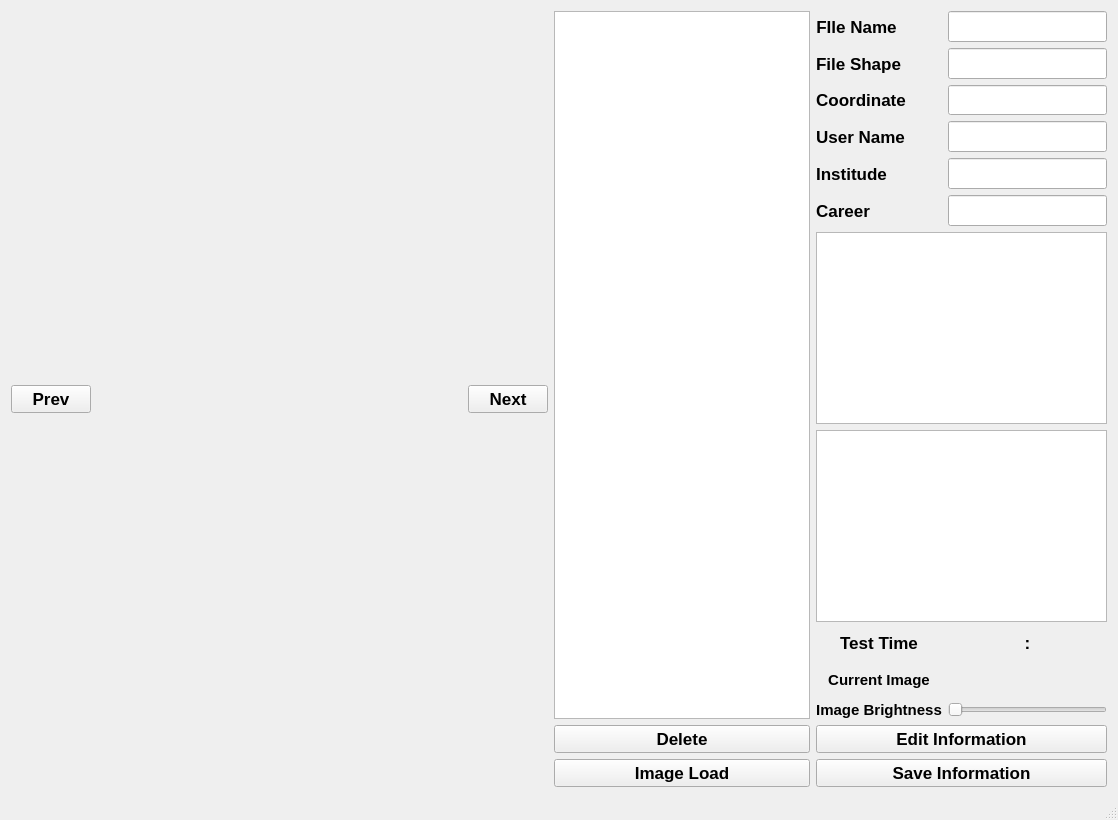
Before: the Qt Designer form Annotation_Tool_Main.ui in Yoon0527/Annotation_Tool_Main, drawn with Qt 5.
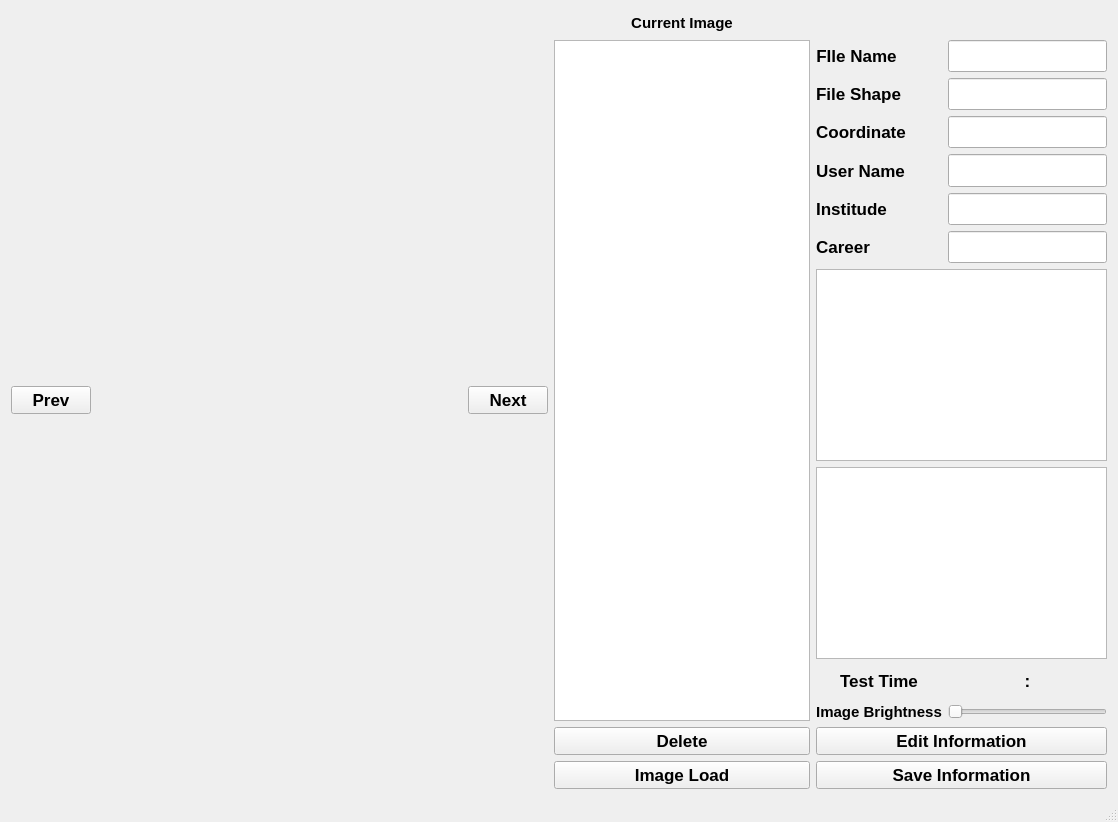
After: the same form once the commit is applied.

Commit message: ui 변경

The edit to the form file:
```diff
--- a/Annotation_Tool_Main.ui
+++ b/Annotation_Tool_Main.ui
@@ -7,7 +7,7 @@
     <x>0</x>
     <y>0</y>
     <width>1118</width>
-    <height>820</height>
+    <height>822</height>
    </rect>
   </property>
   <property name="sizePolicy">
@@ -90,7 +90,20 @@
       </item>
       <item>
        <layout class="QGridLayout" name="gridLayout">
-        <item row="1" column="1">
+        <item row="3" column="1">
+         <widget class="QPushButton" name="btn_saveInfo">
+          <property name="font">
+           <font>
+            <pointsize>13</pointsize>
+            <bold>true</bold>
+           </font>
+          </property>
+          <property name="text">
+           <string>Save Information</string>
+          </property>
+         </widget>
+        </item>
+        <item row="2" column="1">
          <widget class="QPushButton" name="btn_editInfo">
           <property name="font">
            <font>
@@ -104,19 +117,6 @@
          </widget>
         </item>
         <item row="2" column="0">
-         <widget class="QPushButton" name="btn_loadImg">
-          <property name="font">
-           <font>
-            <pointsize>13</pointsize>
-            <bold>true</bold>
-           </font>
-          </property>
-          <property name="text">
-           <string>Image Load</string>
-          </property>
-         </widget>
-        </item>
-        <item row="1" column="0">
          <widget class="QPushButton" name="btn_delLabel">
           <property name="font">
            <font>
@@ -129,9 +129,236 @@
           </property>
          </widget>
         </item>
-        <item row="0" column="1">
+        <item row="3" column="0">
+         <widget class="QPushButton" name="btn_loadImg">
+          <property name="font">
+           <font>
+            <pointsize>13</pointsize>
+            <bold>true</bold>
+           </font>
+          </property>
+          <property name="text">
+           <string>Image Load</string>
+          </property>
+         </widget>
+        </item>
+        <item row="1" column="1">
          <layout class="QGridLayout" name="gridLayout_3">
-          <item row="6" column="0">
+          <item row="2" column="2">
+           <widget class="QLineEdit" name="line_inputshape">
+            <property name="sizePolicy">
+             <sizepolicy hsizetype="Fixed" vsizetype="Minimum">
+              <horstretch>0</horstretch>
+              <verstretch>0</verstretch>
+             </sizepolicy>
+            </property>
+            <property name="font">
+             <font>
+              <pointsize>13</pointsize>
+              <bold>true</bold>
+             </font>
+            </property>
+            <property name="readOnly">
+             <bool>true</bool>
+            </property>
+           </widget>
+          </item>
+          <item row="7" column="1" colspan="2">
+           <widget class="QListWidget" name="list_image">
+            <property name="sizePolicy">
+             <sizepolicy hsizetype="Preferred" vsizetype="Fixed">
+              <horstretch>0</horstretch>
+              <verstretch>0</verstretch>
+             </sizepolicy>
+            </property>
+            <property name="font">
+             <font>
+              <pointsize>13</pointsize>
+              <bold>true</bold>
+             </font>
+            </property>
+           </widget>
+          </item>
+          <item row="5" column="2">
+           <widget class="QLineEdit" name="line_inputinstitude">
+            <property name="sizePolicy">
+             <sizepolicy hsizetype="Fixed" vsizetype="Minimum">
+              <horstretch>0</horstretch>
+              <verstretch>0</verstretch>
+             </sizepolicy>
+            </property>
+            <property name="font">
+             <font>
+              <pointsize>13</pointsize>
+              <bold>true</bold>
+             </font>
+            </property>
+            <property name="readOnly">
+             <bool>true</bool>
+            </property>
+           </widget>
+          </item>
+          <item row="1" column="1">
+           <widget class="QLabel" name="label">
+            <property name="sizePolicy">
+             <sizepolicy hsizetype="Fixed" vsizetype="Minimum">
+              <horstretch>0</horstretch>
+              <verstretch>0</verstretch>
+             </sizepolicy>
+            </property>
+            <property name="font">
+             <font>
+              <pointsize>13</pointsize>
+              <bold>true</bold>
+             </font>
+            </property>
+            <property name="text">
+             <string>FIle Name</string>
+            </property>
+            <property name="alignment">
+             <set>Qt::AlignmentFlag::AlignCenter</set>
+            </property>
+           </widget>
+          </item>
+          <item row="4" column="1">
+           <widget class="QLabel" name="label_4">
+            <property name="sizePolicy">
+             <sizepolicy hsizetype="Fixed" vsizetype="Minimum">
+              <horstretch>0</horstretch>
+              <verstretch>0</verstretch>
+             </sizepolicy>
+            </property>
+            <property name="font">
+             <font>
+              <pointsize>13</pointsize>
+              <bold>true</bold>
+             </font>
+            </property>
+            <property name="text">
+             <string>User Name</string>
+            </property>
+            <property name="alignment">
+             <set>Qt::AlignmentFlag::AlignCenter</set>
+            </property>
+           </widget>
+          </item>
+          <item row="8" column="1" colspan="2">
+           <widget class="QListWidget" name="list_log">
+            <property name="sizePolicy">
+             <sizepolicy hsizetype="Preferred" vsizetype="Fixed">
+              <horstretch>0</horstretch>
+              <verstretch>0</verstretch>
+             </sizepolicy>
+            </property>
+            <property name="font">
+             <font>
+              <pointsize>13</pointsize>
+              <bold>true</bold>
+             </font>
+            </property>
+           </widget>
+          </item>
+          <item row="11" column="1">
+           <widget class="QLabel" name="lbl_imgBrightness">
+            <property name="font">
+             <font>
+              <pointsize>11</pointsize>
+              <bold>true</bold>
+             </font>
+            </property>
+            <property name="text">
+             <string>Image Brightness</string>
+            </property>
+            <property name="alignment">
+             <set>Qt::AlignmentFlag::AlignCenter</set>
+            </property>
+           </widget>
+          </item>
+          <item row="9" column="2">
+           <layout class="QHBoxLayout" name="horizontalLayout">
+            <item>
+             <widget class="QLabel" name="lbl_minute">
+              <property name="font">
+               <font>
+                <pointsize>13</pointsize>
+                <bold>true</bold>
+               </font>
+              </property>
+              <property name="text">
+               <string/>
+              </property>
+              <property name="alignment">
+               <set>Qt::AlignmentFlag::AlignRight|Qt::AlignmentFlag::AlignTrailing|Qt::AlignmentFlag::AlignVCenter</set>
+              </property>
+             </widget>
+            </item>
+            <item>
+             <widget class="QLabel" name="label_7">
+              <property name="font">
+               <font>
+                <pointsize>13</pointsize>
+                <bold>true</bold>
+               </font>
+              </property>
+              <property name="text">
+               <string>:</string>
+              </property>
+              <property name="alignment">
+               <set>Qt::AlignmentFlag::AlignCenter</set>
+              </property>
+             </widget>
+            </item>
+            <item>
+             <widget class="QLabel" name="lbl_second">
+              <property name="font">
+               <font>
+                <pointsize>13</pointsize>
+                <bold>true</bold>
+               </font>
+              </property>
+              <property name="text">
+               <string/>
+              </property>
+             </widget>
+            </item>
+           </layout>
+          </item>
+          <item row="9" column="1">
+           <widget class="QLabel" name="lbl_time">
+            <property name="font">
+             <font>
+              <pointsize>13</pointsize>
+              <bold>true</bold>
+             </font>
+            </property>
+            <property name="text">
+             <string>Test Time</string>
+            </property>
+            <property name="alignment">
+             <set>Qt::AlignmentFlag::AlignCenter</set>
+            </property>
+           </widget>
+          </item>
+          <item row="6" column="2">
+           <widget class="QLineEdit" name="line_inputcareer">
+            <property name="sizePolicy">
+             <sizepolicy hsizetype="Fixed" vsizetype="Minimum">
+              <horstretch>0</horstretch>
+              <verstretch>0</verstretch>
+             </sizepolicy>
+            </property>
+            <property name="font">
+             <font>
+              <pointsize>13</pointsize>
+              <bold>true</bold>
+             </font>
+            </property>
+            <property name="readOnly">
+             <bool>true</bool>
+            </property>
+           </widget>
+          </item>
+          <item row="6" column="1">
            <widget class="QLabel" name="label_6">
             <property name="sizePolicy">
              <sizepolicy hsizetype="Fixed" vsizetype="Minimum">
@@ -153,7 +380,7 @@
             </property>
            </widget>
           </item>
-          <item row="11" column="1">
+          <item row="11" column="2">
            <widget class="QSlider" name="sl_imgBrightness">
             <property name="sizePolicy">
              <sizepolicy hsizetype="Minimum" vsizetype="Fixed">
@@ -172,124 +399,7 @@
             </property>
            </widget>
           </item>
-          <item row="11" column="0">
-           <widget class="QLabel" name="lbl_imgBrightness">
-            <property name="font">
-             <font>
-              <pointsize>11</pointsize>
-              <bold>true</bold>
-             </font>
-            </property>
-            <property name="text">
-             <string>Image Brightness</string>
-            </property>
-            <property name="alignment">
-             <set>Qt::AlignmentFlag::AlignCenter</set>
-            </property>
-           </widget>
-          </item>
-          <item row="2" column="0">
-           <widget class="QLabel" name="label_2">
-            <property name="sizePolicy">
-             <sizepolicy hsizetype="Fixed" vsizetype="Minimum">
-              <horstretch>0</horstretch>
-              <verstretch>0</verstretch>
-             </sizepolicy>
-            </property>
-            <property name="font">
-             <font>
-              <pointsize>13</pointsize>
-              <bold>true</bold>
-             </font>
-            </property>
-            <property name="text">
-             <string>File Shape</string>
-            </property>
-            <property name="alignment">
-             <set>Qt::AlignmentFlag::AlignCenter</set>
-            </property>
-           </widget>
-          </item>
-          <item row="5" column="0">
-           <widget class="QLabel" name="label_5">
-            <property name="sizePolicy">
-             <sizepolicy hsizetype="Fixed" vsizetype="Minimum">
-              <horstretch>0</horstretch>
-              <verstretch>0</verstretch>
-             </sizepolicy>
-            </property>
-            <property name="font">
-             <font>
-              <pointsize>13</pointsize>
-              <bold>true</bold>
-             </font>
-            </property>
-            <property name="text">
-             <string>Institude</string>
-            </property>
-            <property name="alignment">
-             <set>Qt::AlignmentFlag::AlignCenter</set>
-            </property>
-           </widget>
-          </item>
-          <item row="1" column="0">
-           <widget class="QLabel" name="label">
-            <property name="sizePolicy">
-             <sizepolicy hsizetype="Fixed" vsizetype="Minimum">
-              <horstretch>0</horstretch>
-              <verstretch>0</verstretch>
-             </sizepolicy>
-            </property>
-            <property name="font">
-             <font>
-              <pointsize>13</pointsize>
-              <bold>true</bold>
-             </font>
-            </property>
-            <property name="text">
-             <string>FIle Name</string>
-            </property>
-            <property name="alignment">
-             <set>Qt::AlignmentFlag::AlignCenter</set>
-            </property>
-           </widget>
-          </item>
-          <item row="10" column="0">
-           <widget class="QLabel" name="lbl_currentImg">
-            <property name="font">
-             <font>
-              <pointsize>11</pointsize>
-              <bold>true</bold>
-             </font>
-            </property>
-            <property name="text">
-             <string>Current Image</string>
-            </property>
-            <property name="alignment">
-             <set>Qt::AlignmentFlag::AlignCenter</set>
-            </property>
-           </widget>
-          </item>
-          <item row="6" column="1">
-           <widget class="QLineEdit" name="line_inputcareer">
-            <property name="sizePolicy">
-             <sizepolicy hsizetype="Fixed" vsizetype="Minimum">
-              <horstretch>0</horstretch>
-              <verstretch>0</verstretch>
-             </sizepolicy>
-            </property>
-            <property name="font">
-             <font>
-              <pointsize>13</pointsize>
-              <bold>true</bold>
-             </font>
-            </property>
-            <property name="readOnly">
-             <bool>true</bool>
-            </property>
-           </widget>
-          </item>
-          <item row="3" column="0">
+          <item row="3" column="1">
            <widget class="QLabel" name="label_3">
             <property name="sizePolicy">
              <sizepolicy hsizetype="Fixed" vsizetype="Minimum">
@@ -311,8 +421,27 @@
             </property>
            </widget>
           </item>
+          <item row="4" column="2">
+           <widget class="QLineEdit" name="line_inputname">
+            <property name="sizePolicy">
+             <sizepolicy hsizetype="Fixed" vsizetype="Minimum">
+              <horstretch>0</horstretch>
+              <verstretch>0</verstretch>
+             </sizepolicy>
+            </property>
+            <property name="font">
+             <font>
+              <pointsize>13</pointsize>
+              <bold>true</bold>
+             </font>
+            </property>
+            <property name="readOnly">
+             <bool>true</bool>
+            </property>
+           </widget>
+          </item>
           <item row="5" column="1">
-           <widget class="QLineEdit" name="line_inputinstitude">
+           <widget class="QLabel" name="label_5">
             <property name="sizePolicy">
              <sizepolicy hsizetype="Fixed" vsizetype="Minimum">
               <horstretch>0</horstretch>
@@ -325,12 +454,15 @@
               <bold>true</bold>
              </font>
             </property>
-            <property name="readOnly">
-             <bool>true</bool>
+            <property name="text">
+             <string>Institude</string>
+            </property>
+            <property name="alignment">
+             <set>Qt::AlignmentFlag::AlignCenter</set>
             </property>
            </widget>
           </item>
-          <item row="3" column="1">
+          <item row="3" column="2">
            <widget class="QLineEdit" name="line_inputcoord">
             <property name="sizePolicy">
              <sizepolicy hsizetype="Fixed" vsizetype="Minimum">
@@ -349,115 +481,7 @@
             </property>
            </widget>
           </item>
-          <item row="8" column="0" colspan="2">
-           <widget class="QListWidget" name="list_log">
-            <property name="sizePolicy">
-             <sizepolicy hsizetype="Preferred" vsizetype="Fixed">
-              <horstretch>0</horstretch>
-              <verstretch>0</verstretch>
-             </sizepolicy>
-            </property>
-            <property name="font">
-             <font>
-              <pointsize>13</pointsize>
-              <bold>true</bold>
-             </font>
-            </property>
-           </widget>
-          </item>
-          <item row="7" column="0" colspan="2">
-           <widget class="QListWidget" name="list_image">
-            <property name="sizePolicy">
-             <sizepolicy hsizetype="Preferred" vsizetype="Fixed">
-              <horstretch>0</horstretch>
-              <verstretch>0</verstretch>
-             </sizepolicy>
-            </property>
-            <property name="font">
-             <font>
-              <pointsize>13</pointsize>
-              <bold>true</bold>
-             </font>
-            </property>
-           </widget>
-          </item>
-          <item row="2" column="1">
-           <widget class="QLineEdit" name="line_inputshape">
-            <property name="sizePolicy">
-             <sizepolicy hsizetype="Fixed" vsizetype="Minimum">
-              <horstretch>0</horstretch>
-              <verstretch>0</verstretch>
-             </sizepolicy>
-            </property>
-            <property name="font">
-             <font>
-              <pointsize>13</pointsize>
-              <bold>true</bold>
-             </font>
-            </property>
-            <property name="readOnly">
-             <bool>true</bool>
-            </property>
-           </widget>
-          </item>
-          <item row="4" column="1">
-           <widget class="QLineEdit" name="line_inputname">
-            <property name="sizePolicy">
-             <sizepolicy hsizetype="Fixed" vsizetype="Minimum">
-              <horstretch>0</horstretch>
-              <verstretch>0</verstretch>
-             </sizepolicy>
-            </property>
-            <property name="font">
-             <font>
-              <pointsize>13</pointsize>
-              <bold>true</bold>
-             </font>
-            </property>
-            <property name="readOnly">
-             <bool>true</bool>
-            </property>
-           </widget>
-          </item>
-          <item row="10" column="1">
-           <widget class="QLabel" name="lbl_current_imgName">
-            <property name="font">
-             <font>
-              <pointsize>15</pointsize>
-              <bold>true</bold>
-             </font>
-            </property>
-            <property name="text">
-             <string/>
-            </property>
-            <property name="alignment">
-             <set>Qt::AlignmentFlag::AlignCenter</set>
-            </property>
-           </widget>
-          </item>
-          <item row="4" column="0">
-           <widget class="QLabel" name="label_4">
-            <property name="sizePolicy">
-             <sizepolicy hsizetype="Fixed" vsizetype="Minimum">
-              <horstretch>0</horstretch>
-              <verstretch>0</verstretch>
-             </sizepolicy>
-            </property>
-            <property name="font">
-             <font>
-              <pointsize>13</pointsize>
-              <bold>true</bold>
-             </font>
-            </property>
-            <property name="text">
-             <string>User Name</string>
-            </property>
-            <property name="alignment">
-             <set>Qt::AlignmentFlag::AlignCenter</set>
-            </property>
-           </widget>
-          </item>
-          <item row="1" column="1">
+          <item row="1" column="2">
            <widget class="QLineEdit" name="line_inputfile">
             <property name="sizePolicy">
              <sizepolicy hsizetype="Fixed" vsizetype="Minimum">
@@ -476,8 +500,14 @@
             </property>
            </widget>
           </item>
-          <item row="9" column="0">
-           <widget class="QLabel" name="lbl_time">
+          <item row="2" column="1">
+           <widget class="QLabel" name="label_2">
+            <property name="sizePolicy">
+             <sizepolicy hsizetype="Fixed" vsizetype="Minimum">
+              <horstretch>0</horstretch>
+              <verstretch>0</verstretch>
+             </sizepolicy>
+            </property>
             <property name="font">
              <font>
               <pointsize>13</pointsize>
@@ -485,65 +515,16 @@
              </font>
             </property>
             <property name="text">
-             <string>Test Time</string>
+             <string>File Shape</string>
             </property>
             <property name="alignment">
              <set>Qt::AlignmentFlag::AlignCenter</set>
             </property>
            </widget>
           </item>
-          <item row="9" column="1">
-           <layout class="QHBoxLayout" name="horizontalLayout">
-            <item>
-             <widget class="QLabel" name="lbl_minute">
-              <property name="font">
-               <font>
-                <pointsize>13</pointsize>
-                <bold>true</bold>
-               </font>
-              </property>
-              <property name="text">
-               <string/>
-              </property>
-              <property name="alignment">
-               <set>Qt::AlignmentFlag::AlignRight|Qt::AlignmentFlag::AlignTrailing|Qt::AlignmentFlag::AlignVCenter</set>
-              </property>
-             </widget>
-            </item>
-            <item>
-             <widget class="QLabel" name="label_7">
-              <property name="font">
-               <font>
-                <pointsize>13</pointsize>
-                <bold>true</bold>
-               </font>
-              </property>
-              <property name="text">
-               <string>:</string>
-              </property>
-              <property name="alignment">
-               <set>Qt::AlignmentFlag::AlignCenter</set>
-              </property>
-             </widget>
-            </item>
-            <item>
-             <widget class="QLabel" name="lbl_second">
-              <property name="font">
-               <font>
-                <pointsize>13</pointsize>
-                <bold>true</bold>
-               </font>
-              </property>
-              <property name="text">
-               <string/>
-              </property>
-             </widget>
-            </item>
-           </layout>
-          </item>
          </layout>
         </item>
-        <item row="0" column="0">
+        <item row="1" column="0">
          <widget class="QListWidget" name="list_lbl">
           <property name="sizePolicy">
            <sizepolicy hsizetype="Fixed" vsizetype="Expanding">
@@ -559,16 +540,35 @@
           </property>
          </widget>
         </item>
-        <item row="2" column="1">
-         <widget class="QPushButton" name="btn_saveInfo">
+        <item row="0" column="0">
+         <widget class="QLabel" name="lbl_currentImg">
           <property name="font">
            <font>
-            <pointsize>13</pointsize>
+            <pointsize>11</pointsize>
             <bold>true</bold>
            </font>
           </property>
           <property name="text">
-           <string>Save Information</string>
+           <string>Current Image</string>
+          </property>
+          <property name="alignment">
+           <set>Qt::AlignmentFlag::AlignCenter</set>
+          </property>
+         </widget>
+        </item>
+        <item row="0" column="1">
+         <widget class="QLabel" name="lbl_current_imgName">
+          <property name="font">
+           <font>
+            <pointsize>15</pointsize>
+            <bold>true</bold>
+           </font>
+          </property>
+          <property name="text">
+           <string/>
+          </property>
+          <property name="alignment">
+           <set>Qt::AlignmentFlag::AlignCenter</set>
           </property>
          </widget>
         </item>
```
The commit also changes 2 other files.
